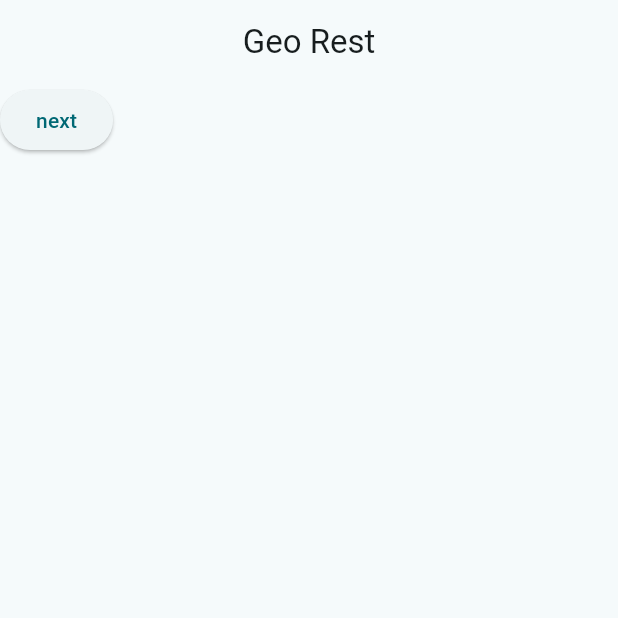
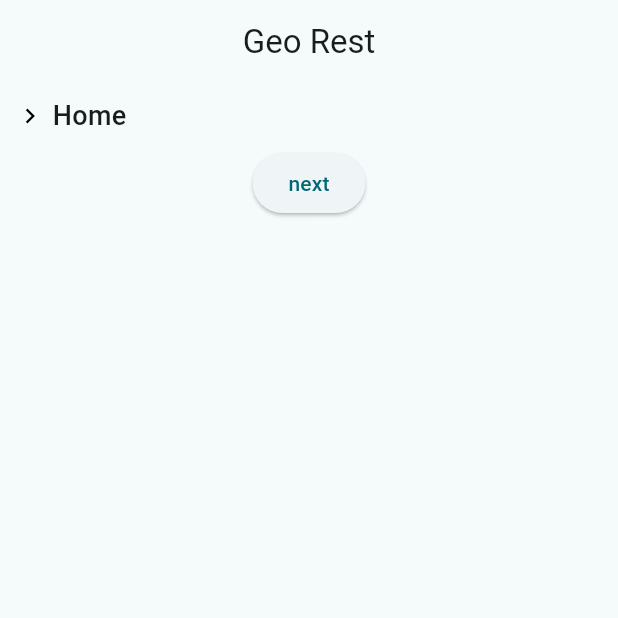
Before and after one commit to Jean-Pier/restaurant-app, a Flutter app: the screen it shows after launch, on a phone screen of 412 x 824 dp, the top half of it. Run offline on Flutter 3.47's test engine with Material 3 defaults, Android fonts, the phone set to English and light mode, and no system bars.

Commit message:
feat : add api and new screen and widgets
.

```diff
--- a/lib/screens/home/home.dart
+++ b/lib/screens/home/home.dart
@@ -1,6 +1,7 @@
 import 'package:flutter/material.dart';
 import 'package:restaurant_app/screens/panel/panel_screen.dart';
 import 'package:restaurant_app/widgets/appbar.dart';
+import 'package:restaurant_app/widgets/icon_text.dart';
 
 class HomeScreen extends StatefulWidget {
   const HomeScreen({super.key});
@@ -24,10 +25,10 @@ class _HomeScreenState extends State<HomeScreen> {
   Widget build(BuildContext context) {
     return Scaffold(
       appBar: AppBarWidgets(),
-      body: SafeArea(
-        child: SingleChildScrollView(
+      body: SingleChildScrollView(
         child: Column(
           children: [
+            IconTextWidgets(label: 'Home'),
             ElevatedButton(
               onPressed: () {
                 Navigator.push(
@@ -42,7 +43,6 @@ class _HomeScreenState extends State<HomeScreen> {
           ],
         ),
       ),
-      ),
     );
   }
 }
--- a/lib/screens/panel/data/data_screen.dart
+++ b/lib/screens/panel/data/data_screen.dart
@@ -30,8 +30,7 @@ class _PanelScreenState extends State<DataScreen> {
   @override
   Widget build(BuildContext context) {
     return Scaffold(
-      body: SafeArea(
-        child: SingleChildScrollView(
+      body: SingleChildScrollView(
         child: Column(
           mainAxisSize: MainAxisSize.min,
           children: [
@@ -82,7 +81,6 @@ class _PanelScreenState extends State<DataScreen> {
           ],
         ),
       ),
-      ),
     );
   }
 }
--- /dev/null
+++ b/lib/widgets/icon_text.dart
@@ -0,0 +1,23 @@
+import 'package:flutter/material.dart';
+
+class IconTextWidgets extends StatelessWidget {
+  const IconTextWidgets({super.key, required this.label});
+
+  final String label;
+  @override
+  Widget build(BuildContext context) {
+    return Padding(
+      padding: const EdgeInsets.symmetric(vertical: 8.0, horizontal: 10),
+      child: Row(
+        children: [
+          Icon(Icons.chevron_right, size: 20, color: Colors.black),
+          SizedBox(width: 5),
+          Text(
+            label,
+            style: TextStyle(fontSize: 18, fontWeight: FontWeight.w500),
+          ),
+        ],
+      ),
+    );
+  }
+}
```
Also changed, not shown: lib/core/constants/api.dart (added, +7 -0 lines), lib/screens/panel/panel_screen.dart (+4 -26 lines), lib/screens/panel/photos/photos_screen.dart (added, +17 -0 lines). Lines whose indentation alone changed are shown as unchanged.
